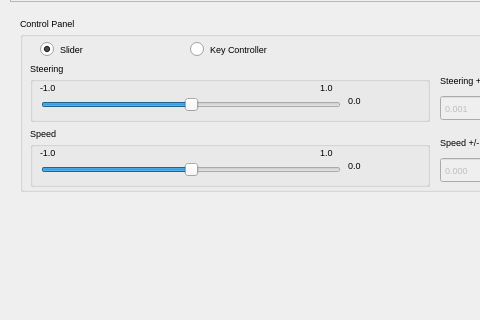
Before: the Qt Designer form src/zay_primary_win.ui in ChevronOne/zaytuna, drawn with Qt 5; both pictures show x 0 to 480 and y 360 to 680 of the 1440 by 680 pixel window.
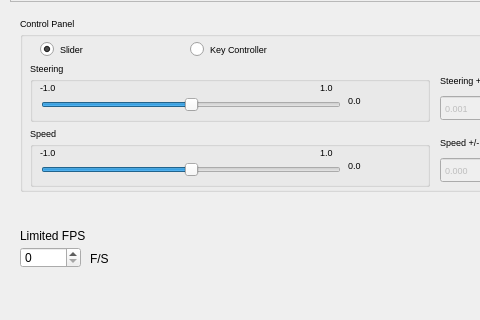
After: the same form once the commit is applied.

Commit message: provide an option to limit frame rate & write texts for tool tips

```diff
--- a/src/zay_primary_win.ui
+++ b/src/zay_primary_win.ui
@@ -1215,6 +1215,53 @@
      </property>
     </widget>
    </widget>
+   <widget class="QSpinBox" name="limited_frames_spinBox">
+    <property name="geometry">
+     <rect>
+      <x>20</x>
+      <y>590</y>
+      <width>61</width>
+      <height>21</height>
+     </rect>
+    </property>
+    <property name="toolTip">
+     <string/>
+    </property>
+    <property name="maximum">
+     <number>1000</number>
+    </property>
+   </widget>
+   <widget class="QLabel" name="limited_frames_lab">
+    <property name="geometry">
+     <rect>
+      <x>20</x>
+      <y>570</y>
+      <width>151</width>
+      <height>17</height>
+     </rect>
+    </property>
+    <property name="text">
+     <string>Limited FPS</string>
+    </property>
+   </widget>
+   <widget class="QLabel" name="fpb_lab">
+    <property name="geometry">
+     <rect>
+      <x>90</x>
+      <y>594</y>
+      <width>67</width>
+      <height>16</height>
+     </rect>
+    </property>
+    <property name="font">
+     <font>
+      <pointsize>9</pointsize>
+     </font>
+    </property>
+    <property name="text">
+     <string>F/S</string>
+    </property>
+   </widget>
   </widget>
   <widget class="QMenuBar" name="menuBar">
    <property name="enabled">
```
Left out of the diff: 2 changed lines with no effect on the pictures. The commit also changes 4 other files.
